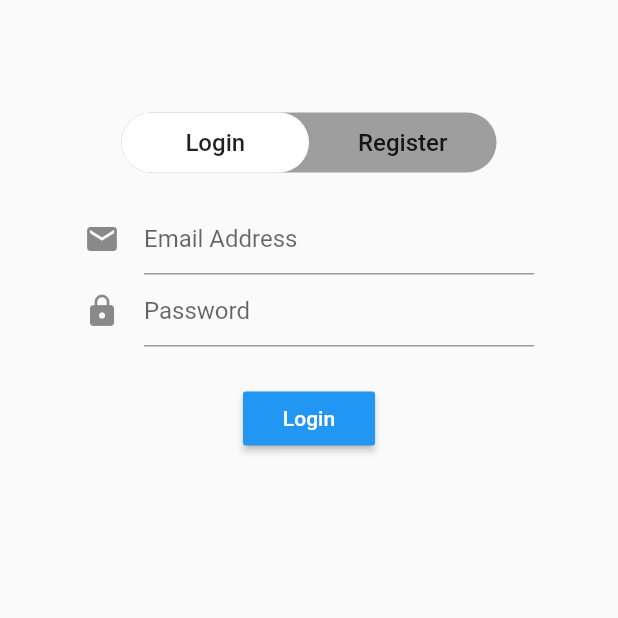
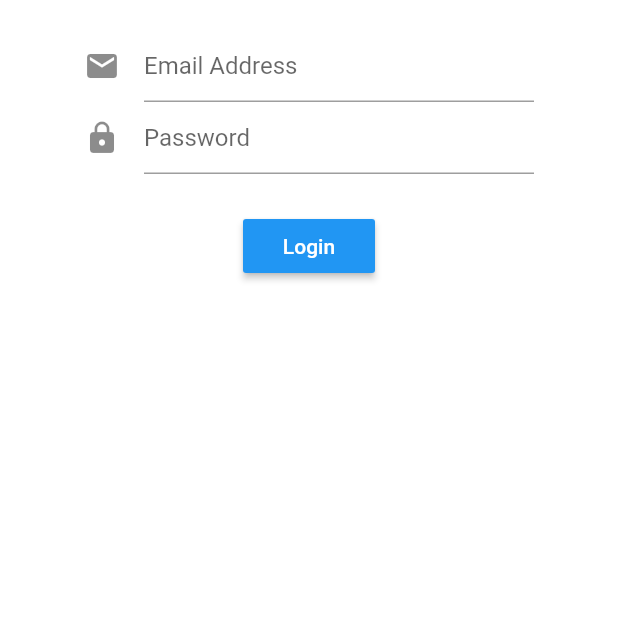
Before and after one commit to SPS-2020-Team-15/Graminsta, a Flutter app: the screen it shows after launch, on a phone screen of 412 x 824 dp, the top half of it. Run offline on Flutter 3.47's test engine with Material 2 defaults, Android fonts, the phone set to English and light mode, and no system bars.

Commit message:
fix styling

```diff
--- a/flutter/Graminsta/lib/auth/auth.dart
+++ b/flutter/Graminsta/lib/auth/auth.dart
@@ -1,5 +1,6 @@
 import 'package:flutter/material.dart';
 import 'package:Graminsta/auth/login.dart';
+import "package:Graminsta/spec/spacing.dart";
 
 class AuthPage extends StatefulWidget {
   AuthPage({Key key}) : super(key: key);
@@ -43,7 +44,7 @@ class _AuthPageState extends State<AuthPage> with TickerProviderStateMixin {
               mainAxisSize: MainAxisSize.max,
               children: <Widget>[
                 SizedBox(
-                    height: 75,
+                  height: authTopSpacing,
                 ),
                 Container(
                   width: 250,
@@ -77,7 +78,8 @@ class _AuthPageState extends State<AuthPage> with TickerProviderStateMixin {
                               ),
                             ),
                           ),
-                        )),
+                        ),
+                      ),
                       Expanded(
                         child: Container(
                           decoration: _currentPage == 1
@@ -101,13 +103,17 @@ class _AuthPageState extends State<AuthPage> with TickerProviderStateMixin {
                               ),
                             ),
                           ),
-                        )),
+                        ),
+                      ),
                     ],
                   ),
                 ),
                 Expanded(child: _pageView),
               ],
-              ))),
-    ));
+            ),
+          ),
+        ),
+      ),
+    );
   }
 }
--- a/flutter/Graminsta/lib/main.dart
+++ b/flutter/Graminsta/lib/main.dart
@@ -1,3 +1,4 @@
+import 'package:Graminsta/auth/login.dart';
 import 'package:flutter/material.dart';
 import 'package:Graminsta/auth/auth.dart';
 
@@ -8,7 +9,7 @@ class MyApp extends StatelessWidget {
   Widget build(BuildContext context) {
     return MaterialApp(
       title: "Graminsta",
-      home: AuthPage(),
+      home: LoginPage(),
     );
   }
 }
```
Also changed, not shown: flutter/Graminsta/lib/spec/spacing.dart (+1 -0 lines). Lines whose indentation alone changed are shown as unchanged.
